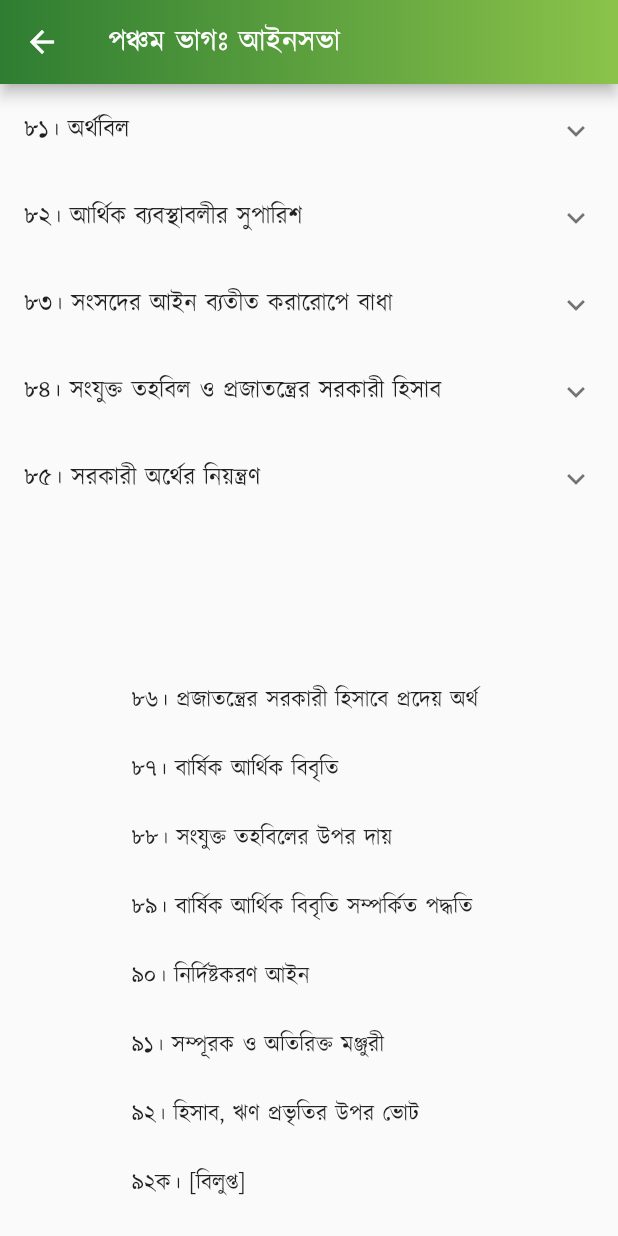
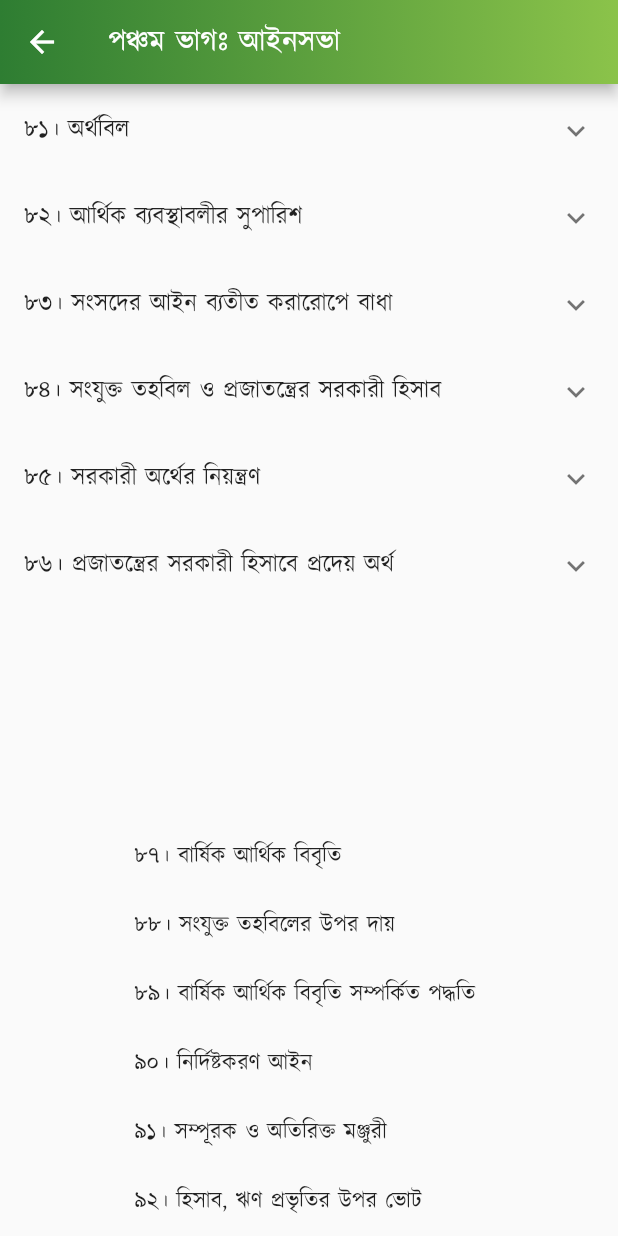
Before and after one commit to Azimul-Haque/flutter-onesignal, a Flutter app: the PartFive screen opened directly, scrolled down 1152 dp, on a phone screen of 412 x 824 dp. Run offline on Flutter 3.47's test engine with Material 2 defaults, Android fonts, the phone set to English and light mode, and no system bars; our stand-ins replace fluttertoast, package_info_plus, percent_indicator, shared_preferences, sqflite; missing offline and left inert: blinking_text, flutter_share, onesignal_flutter, slide_popup_dialog; accounts and stored records are empty; network calls fail.

Commit message:
Commit Fri 04/29/2022 13:08:37.19 2421

```diff
--- a/lib/pages/constitution/part5.dart
+++ b/lib/pages/constitution/part5.dart
@@ -482,11 +482,21 @@ class PartFive extends StatelessWidget {
               )),
             ],
           ),
+          ExpansionTile(
+            title: Text('৮৬। প্রজাতন্ত্রের সরকারী হিসাবে প্রদেয় অর্থ'),
+            children: <Widget>[
+              ListTile(
+                  title: SelectableText(
+                '৮৬। প্রজাতন্ত্রের সরকারী হিসাবে জমা হইবে- (ক) রাজস্ব কিংবা এই সংবিধানের ৮৪ অনুচ্ছেদের (১) দফার কারণে যেরূপ অর্থ সংযুক্ত তহবিলের অংশে পরিণত হইবে, তাহা ব্যতীত প্রজাতন্ত্রের কর্মে নিযুক্ত কিংবা প্রজাতন্ত্রের বিষয়াবলীর সহিত সংশ্লিষ্ট কোন ব্যক্তি কর্তৃক প্রাপ্ত বা ব্যক্তির নিকট জমা রহিয়াছে, এইরূপ সকল অর্থ; অথবা (খ) যে কোন মোকদ্দমা, বিষয়, হিসাব বা ব্যক্তি বাবদ যে কোন আদালত কর্তৃক প্রাপ্ত বা আদালতের নিকট জমা রহিয়াছে, এইরূপ সকল অর্থ।',
+                textAlign: TextAlign.justify,
+              )),
+            ],
+          ),
           Padding(
             padding: EdgeInsets.all(15),
             child: Column(children: <Widget>[
               Text(
-                "\n\n \n\n৮৬। প্রজাতন্ত্রের সরকারী হিসাবে প্রদেয় অর্থ \n\n৮৭। বার্ষিক আর্থিক বিবৃতি \n\n৮৮। সংযুক্ত তহবিলের উপর দায় \n\n৮৯। বার্ষিক আর্থিক বিবৃতি সম্পর্কিত পদ্ধতি \n\n৯০। নির্দিষ্টকরণ আইন \n\n৯১। সম্পূরক ও অতিরিক্ত মঞ্জুরী \n\n৯২। হিসাব, ঋণ প্রভৃতির উপর ভোট \n\n৯২ক। [বিলুপ্ত] \n\n\n৩য় পরিচ্ছেদঃ অধ্যাদেশপ্রণয়ন-ক্ষমতা \n\n৯৩। অধ্যাদেশপ্রণয়ন-ক্ষমতা",
+                "\n\n \n\n \n\n৮৭। বার্ষিক আর্থিক বিবৃতি \n\n৮৮। সংযুক্ত তহবিলের উপর দায় \n\n৮৯। বার্ষিক আর্থিক বিবৃতি সম্পর্কিত পদ্ধতি \n\n৯০। নির্দিষ্টকরণ আইন \n\n৯১। সম্পূরক ও অতিরিক্ত মঞ্জুরী \n\n৯২। হিসাব, ঋণ প্রভৃতির উপর ভোট \n\n৯২ক। [বিলুপ্ত] \n\n\n৩য় পরিচ্ছেদঃ অধ্যাদেশপ্রণয়ন-ক্ষমতা \n\n৯৩। অধ্যাদেশপ্রণয়ন-ক্ষমতা",
                 style:
                     TextStyle(color: Colors.black87, fontSize: 15, height: 1.5),
                 textAlign: TextAlign.justify,
```
